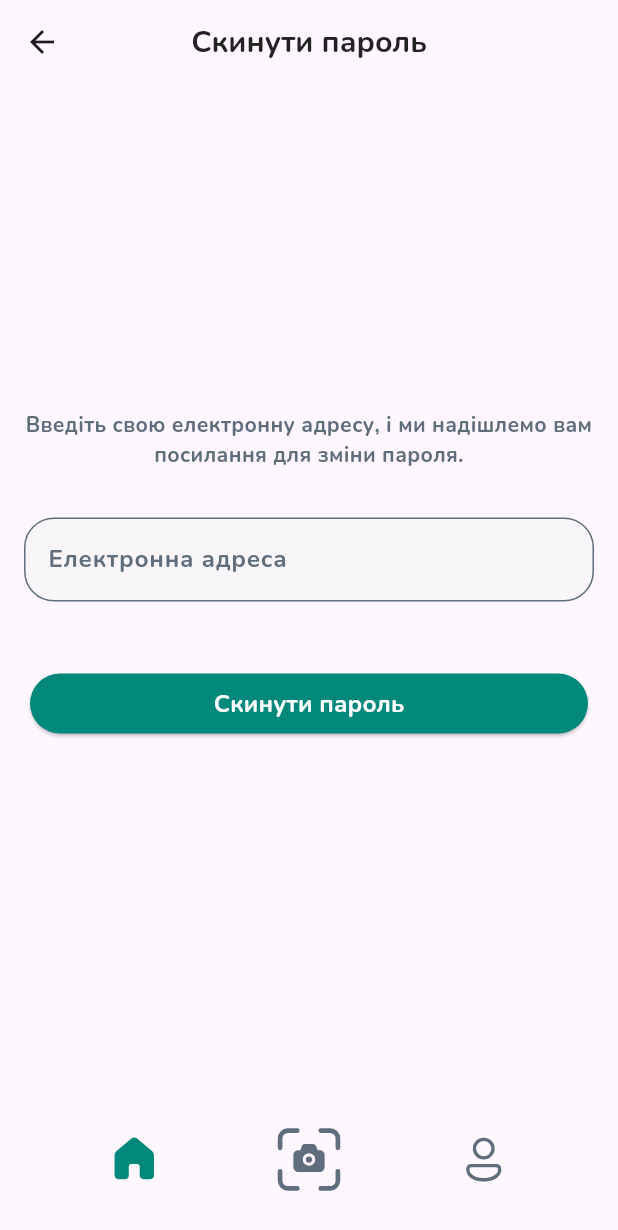
After one commit to jjuulliiaas/Trash-CLassifier, a Flutter app: the ResetPasswordScreen screen opened by its route, on a phone screen of 412 x 824 dp. The commit adds this screen. Shown: the top 1230 px of the screen. Run offline on Flutter 3.47's test engine with Material 3 defaults, Android fonts, the light colour scheme and no system bars; our stand-ins replace camera, cloud_firestore, firebase_auth, firebase_core, fluentui_system_icons, google_fonts; missing offline and left inert: tflite_flutter; accounts and stored records are empty.

Commit message:
add reset password feature

```diff
--- a/lib/blocks/auth/repository.dart
+++ b/lib/blocks/auth/repository.dart
@@ -29,4 +29,8 @@ class AuthRepository {
 
     return await _firestoreService.getUser(appUser.uid);
   }
+
+  Future<void> sendPasswordResetEmail(String email) async {
+    await _auth.sendPasswordResetEmail(email: email);
+  }
 }
--- /dev/null
+++ b/lib/blocks/reset_password/provider.dart
@@ -0,0 +1,31 @@
+import 'package:flutter/material.dart';
+
+class ResetPasswordProvider extends ChangeNotifier {
+  String _email = '';
+  bool _isLoading = false;
+
+  String? _error;
+
+  /// Getters & Setters
+
+  String get email => _email;
+  bool get isLoading => _isLoading;
+
+  String? get error => _error;
+
+  set email(String value) {
+    _email = value;
+    notifyListeners();
+  }
+
+  set isLoading(bool value) {
+    _isLoading = value;
+    notifyListeners();
+  }
+
+  set error(String? value) {
+    _error = value;
+    notifyListeners();
+  }
+
+}
--- a/lib/l10n/intl_uk.arb
+++ b/lib/l10n/intl_uk.arb
@@ -41,7 +41,9 @@
   "errorWeakPassword": "Пароль занадто слабкий",
   "errorTooManyRequests": "Забагато спроб. Спробуйте пізніше",
   "errorNetworkRequestFailed": "Помилка з'єднання з інтернетом",
-  "errorUnknown": "Сталася невідома помилка"
-
-
+  "errorUnknown": "Сталася невідома помилка",
+  "pleaseEnterYourEmail": "Введіть свою електронну адресу, і ми надішлемо вам посилання для зміни пароля.",
+  "resetPassword": "Cкинути пароль",
+  "forgotPassword": "Забули пароль?",
+  "emailSendSuccessfully": "Лист успішно надіслано"
 }
--- a/lib/routes.dart
+++ b/lib/routes.dart
@@ -1,4 +1,5 @@
 import 'package:flutter/material.dart';
+import 'package:trash_classifier/widgets/screens/reset_password/screen.dart';
 import 'package:trash_classifier/widgets/screens/scan/screen.dart';
 import 'package:trash_classifier/widgets/screens/account/screen.dart';
 import 'package:trash_classifier/widgets/screens/home/screen.dart';
@@ -14,6 +15,7 @@ class AppRoutes {
   static const account = '/account';
   static const signUp = '/signUp';
   static const signIn = '/signIn';
+  static const resetPassword = '/resetPassword';
 
   static Route<dynamic> noAnimationRoute(Widget page) {
     return PageRouteBuilder(
@@ -58,6 +60,9 @@ class AppRoutes {
       case signIn:
         return noAnimationRoute(const SignInScreen());
 
+      case resetPassword:
+        return noAnimationRoute(const ResetPasswordScreen());
+
       default:
         return noAnimationRoute(const HomeScreen());
     }
--- /dev/null
+++ b/lib/widgets/screens/reset_password/body.dart
@@ -0,0 +1,84 @@
+import 'package:flutter/material.dart';
+import 'package:provider/provider.dart';
+import 'package:trash_classifier/widgets/screens/reset_password/controller.dart';
+import 'package:trash_classifier/widgets/screens/reset_password/validation.dart';
+
+import '../../../blocks/reset_password/provider.dart';
+import '../../../generated/l10n.dart';
+import '../../../ui/colors.dart';
+import '../../../ui/fonts.dart';
+import '../../common/error_banner.dart';
+import '../../common/filled_button.dart';
+import '../../common/input.dart';
+
+class ResetPasswordBody extends StatefulWidget {
+  const ResetPasswordBody({super.key});
+
+  @override
+  State<ResetPasswordBody> createState() => _ResetPasswordBodyState();
+}
+
+class _ResetPasswordBodyState extends State<ResetPasswordBody> {
+  final _formKey = GlobalKey<FormState>();
+
+  final emailController = TextEditingController();
+
+  @override
+  void dispose() {
+    super.dispose();
+    emailController.dispose();
+  }
+
+  @override
+  Widget build(BuildContext context) {
+    final $ = S.of(context);
+
+    final provider = context.watch<ResetPasswordProvider>();
+
+    return Form(
+        key: _formKey,
+        autovalidateMode: AutovalidateMode.onUserInteraction,
+        child: Column(
+          mainAxisAlignment: MainAxisAlignment.center,
+          children: [
+            Padding(
+              padding: EdgeInsets.symmetric(horizontal: 16.0, vertical: 8.0),
+              child: Text(
+                $.pleaseEnterYourEmail,
+                textAlign: TextAlign.center,
+                style: AppFonts.buildCategoryDescription(
+                    color: AppColors.primaryGrey
+                ),
+              ),
+            ),
+            const SizedBox(height: 16,),
+            if (provider.error != null) ...[
+              ErrorBanner(
+                message: provider.error!,
+              ),
+            ],
+            CInputField(
+              controller: emailController,
+              onChanged: (value) => provider.email = value,
+              validator: (value) => ResetPasswordValidation.email(context, value),
+              label: $.yourEmail,
+              hint: '',
+              obscureText: false,
+            ),
+            const SizedBox(height: 16,),
+            provider.isLoading
+                ? const CircularProgressIndicator(
+              color: AppColors.primaryGreen,
+              strokeWidth: 1.0,
+            )
+                : FilledAppButton(
+              buttonName: $.resetPassword,
+              onTap: () {
+                ResetPasswordController.onTapReset(context, _formKey);
+              },
+            ),
+          ],
+        )
+    );
+  }
+}
--- /dev/null
+++ b/lib/widgets/screens/reset_password/screen.dart
@@ -0,0 +1,31 @@
+import 'package:flutter/material.dart';
+import 'package:provider/provider.dart';
+import 'package:trash_classifier/widgets/common/bottom_bar.dart';
+import '../../../blocks/reset_password/provider.dart';
+import '../../../generated/l10n.dart';
+import '../../../ui/fonts.dart';
+import 'body.dart';
+
+class ResetPasswordScreen extends StatelessWidget{
+  const ResetPasswordScreen({super.key});
+
+  @override
+  Widget build(BuildContext context) {
+    final $ = S.of(context);
+
+    return ChangeNotifierProvider(
+      create: (_) => ResetPasswordProvider(),
+      child: Scaffold(
+        appBar: AppBar(
+          title: Text(
+            $.resetPassword,
+            style: AppFonts.buildScreenHeading(),
+          ),
+          centerTitle: true,
+        ),
+        body: ResetPasswordBody(),
+        bottomNavigationBar: CBottomBar(currentIndex: 0,),
+      ),
+    );
+  }
+}
```
Also changed, not shown: lib/blocks/auth/provider.dart (+9 -0 lines), lib/l10n/intl_en.arb (+5 -2 lines), lib/services/auth_service.dart (+9 -0 lines), lib/widgets/common/snack_bar.dart (added, +45 -0 lines), lib/widgets/screens/reset_password/controller.dart (added, +43 -0 lines), lib/widgets/screens/reset_password/validation.dart (added, +21 -0 lines), lib/widgets/screens/sign_in/body.dart (+18 -0 lines), lib/generated/intl/messages_en.dart, lib/generated/intl/messages_uk.dart, lib/generated/l10n.dart, pubspec.lock, 1 other file.
